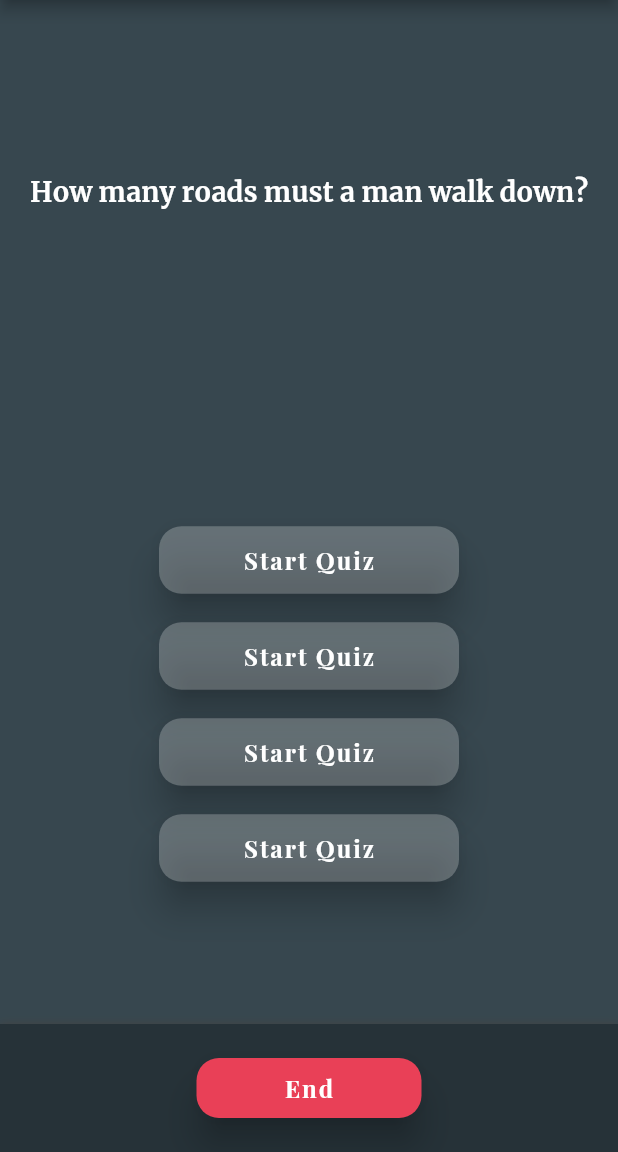
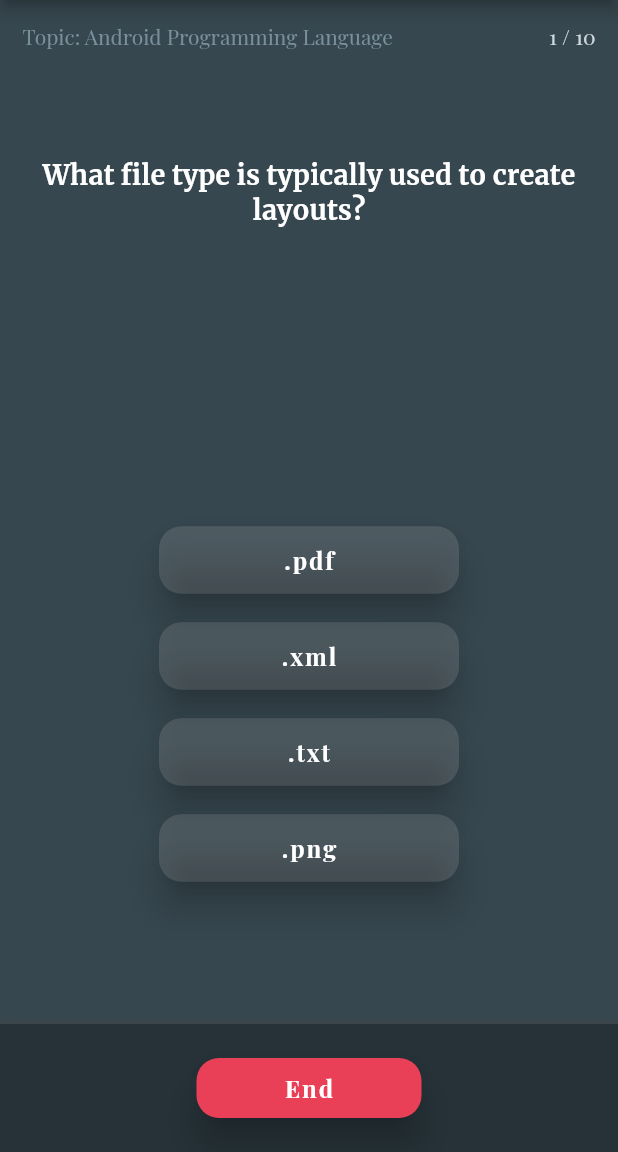
Before and after one commit to MarkyJD/quizy, a Flutter app: the Quiz screen opened directly, on a phone screen of 412 x 824 dp, the part 84-1236 px from its top. Run offline on Flutter 3.47's test engine with Material 2 defaults, Android fonts, the phone set to English and light mode, and no system bars.

Commit message:
Modify one of the questions and polished the quiz experience

```diff
--- a/lib/homescreen.dart
+++ b/lib/homescreen.dart
@@ -60,8 +60,8 @@ class _MyHomePageState extends State<MyHomePage> {
                   child: Text(
                     'Welcome to\nQuizy!',
                     style: TextStyle(
-                      color: color3,
-                      shadows: [Shadow(color: Colors.white, blurRadius: 2.0)],
+                      color: Colors.blueGrey[900],
+                      shadows: [Shadow(color: Colors.white, blurRadius: 3.0)],
                       letterSpacing: 1.5,
                       fontSize: 40,
                       fontFamily: 'Merriweather',
--- a/lib/questionbank.dart
+++ b/lib/questionbank.dart
@@ -68,12 +68,12 @@ class QuestionBank {
       'Nested'
     ],
     [
-      'Which statement is correct?',
-      'int myArray[] = 5;',
-      'int[] myArray = int[5];',
-      'int[] myArray = new int[5];',
-      'int[] myArray = [5];',
-      'int[] myArray = new int[5];'
+      'What keyword is used to create an instance of class?',
+      'create',
+      'new',
+      'get',
+      'return',
+      'new'
     ],
     [
       'What type of argument does the startActivity() method take?',
--- a/lib/quizscreen.dart
+++ b/lib/quizscreen.dart
@@ -1,4 +1,8 @@
+import 'dart:async';
+
 import 'package:flutter/material.dart';
+import 'package:quizy/question.dart';
+import 'package:quizy/questionbank.dart';
 
 class Quiz extends StatefulWidget {
   @override
@@ -9,17 +13,87 @@ class _QuizState extends State<Quiz> {
   final Color color1 = Color(0xff8A2387);
   final Color color2 = Color(0xffE94057);
   final Color color3 = Color(0xffF27121);
+  final Color wrongColor = Color(0x66eb4034);
+  final Color correctColor = Color(0x6680f28c);
+  final Color defalutColor = Colors.white24;
+  int button0 = 0, button1 = 0, button2 = 0, button3 = 0;
+  int score = 0;
+  bool quizOver = false;
 
-  Widget answerButton() {
+  QuestionBank questionBank = new QuestionBank();
+  List<Question> questions;
+  int questionIndex = 0;
+
+  void questionAnswered(int answerIndex) {
+    bool correct;
+    String currentAnswer =
+        questions.elementAt(questionIndex).answers[answerIndex];
+    print(currentAnswer);
+    print(questions.elementAt(questionIndex).isAnswerCorrect(currentAnswer));
+
+    if (!quizOver) {
+      setState(() {
+        if (questions.elementAt(questionIndex).isAnswerCorrect(currentAnswer)) {
+          correct = true;
+          score++;
+        } else {
+          correct = false;
+        }
+        // Set button's state. This will control what color gets rendered.
+        switch (answerIndex) {
+          case 0:
+            button0 = correct ? 1 : -1;
+            break;
+          case 1:
+            button1 = correct ? 1 : -1;
+            break;
+          case 2:
+            button2 = correct ? 1 : -1;
+            break;
+          case 3:
+            button3 = correct ? 1 : -1;
+            break;
+        }
+      });
+    }
+
+    Timer(Duration(seconds: 1), () {
+      setState(() {
+        if (questionIndex < questions.length - 1) {
+          questionIndex++;
+        } else {
+          quizOver = true;
+        }
+        button0 = 0;
+        button1 = 0;
+        button2 = 0;
+        button3 = 0;
+      });
+    });
+  }
+
+  Color getColor(int number) {
+    if (number == -1) {
+      return wrongColor;
+    } else if (number == 1) {
+      return correctColor;
+    } else {
+      return Colors.white12;
+    }
+  }
+
+  Widget answerButton(int answerIndex, int buttonNumber) {
     return Padding(
       padding: EdgeInsets.all(8.0),
       child: MaterialButton(
-        onPressed: () {},
+        onPressed: () {
+          questionAnswered(answerIndex);
+        },
         elevation: 10.0,
         minWidth: 200,
         height: 45,
         child: Text(
-          'Start Quiz',
+          questions.elementAt(questionIndex).answers[answerIndex],
           style: TextStyle(
             color: Colors.white,
             fontSize: 16.0,
@@ -28,7 +102,7 @@ class _QuizState extends State<Quiz> {
             fontFamily: 'Playfair',
           ),
         ),
-        color: Colors.white24,
+        color: getColor(buttonNumber),
         shape: RoundedRectangleBorder(
           borderRadius: BorderRadius.circular(15),
         ),
@@ -38,6 +112,7 @@ class _QuizState extends State<Quiz> {
 
   @override
   Widget build(BuildContext context) {
+    questions = questionBank.questionsList;
     return Scaffold(
       backgroundColor: Colors.blueGrey[800],
       appBar: AppBar(
@@ -54,14 +129,55 @@ class _QuizState extends State<Quiz> {
       body: Column(
         children: <Widget>[
           Expanded(
-            flex: 3,
+            flex: 1,
+            child: Row(
+              mainAxisAlignment: MainAxisAlignment.spaceBetween,
+              children: <Widget>[
+                Column(
+                  children: <Widget>[
+                    Padding(
+                      padding: EdgeInsets.all(15.0),
+                      child: Text(
+                        'Topic: Android Programming Language',
+                        textAlign: TextAlign.left,
+                        style: TextStyle(
+                          fontSize: 14.0,
+                          fontFamily: 'Playfair',
+                          color: Colors.blueGrey[400],
+                        ),
+                      ),
+                    ),
+                  ],
+                ),
+                Column(
+                  children: <Widget>[
+                    Padding(
+                      padding: EdgeInsets.all(15.0),
+                      child: Text(
+                        '${questionIndex + 1} / ${questions.length}',
+                        textAlign: TextAlign.left,
+                        style: TextStyle(
+                          fontSize: 14.0,
+                          fontFamily: 'Playfair',
+                          color: Colors.blueGrey[100],
+                        ),
+                      ),
+                    ),
+                  ],
+                ),
+              ],
+            ),
+          ),
+          Expanded(
+            flex: 2,
             child: Container(
               padding: EdgeInsets.symmetric(
                 horizontal: 20.0,
               ),
-              child: Center(
+              child: Padding(
+                padding: const EdgeInsets.only(top: 20.0),
                 child: Text(
-                  'How many roads must a man walk down?',
+                  questions.elementAt(questionIndex).question,
                   textAlign: TextAlign.center,
                   style: TextStyle(
                     color: Colors.white,
@@ -78,10 +194,10 @@ class _QuizState extends State<Quiz> {
               child: Column(
                 mainAxisAlignment: MainAxisAlignment.center,
                 children: <Widget>[
-                  answerButton(),
-                  answerButton(),
-                  answerButton(),
-                  answerButton(),
+                  answerButton(0, button0),
+                  answerButton(1, button1),
+                  answerButton(2, button2),
+                  answerButton(3, button3),
                 ],
               ),
             ),
```
